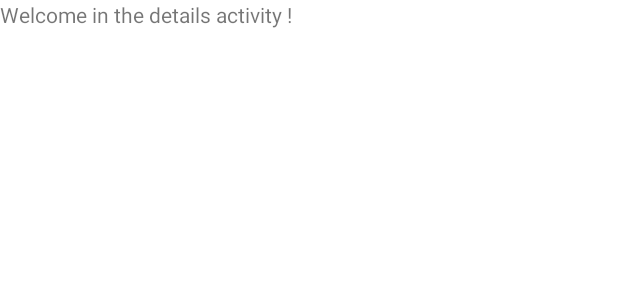
After one commit to blockmel/Group_Project_Heim_Block, an Android app: the layout activity_details.xml on its own in the app's theme, with its tools: preview values and no code run, on a phone screen of 412 x 824 dp. The commit adds this screen. Shown: the top 300 px of the screen. Run offline under Robolectric (Android 15) with nearby library versions, the phone set to English and light mode, and no system bars.

```diff
--- /dev/null
+++ b/app/src/main/res/layout/activity_details.xml
@@ -0,0 +1,11 @@
+<?xml version="1.0" encoding="utf-8"?>
+<LinearLayout
+    xmlns:android="http://schemas.android.com/apk/res/android"
+    android:layout_width="match_parent"
+    android:layout_height="match_parent">
+    <TextView
+        android:id="@+id/text_view_id"
+        android:layout_height="wrap_content"
+        android:layout_width="wrap_content"
+        android:text="@string/details_activity_welcome" />
+</LinearLayout>
--- a/app/src/main/res/values/strings.xml
+++ b/app/src/main/res/values/strings.xml
@@ -15,4 +15,5 @@
     <string name="year">Year:</string>
     <string name="rank">Rank:</string>
     <string name="score">Score:</string>
+    <string name="details_activity_welcome">Welcome in the details activity !</string>
 </resources>
```
Also changed, not shown: app/src/main/AndroidManifest.xml (+10 -3 lines), app/src/main/java/de/hsas/inf/group_project_heim_block/DetailsActivity.kt (added, +11 -0 lines), app/src/main/java/de/hsas/inf/group_project_heim_block/MainActivity.kt (+11 -2 lines).
